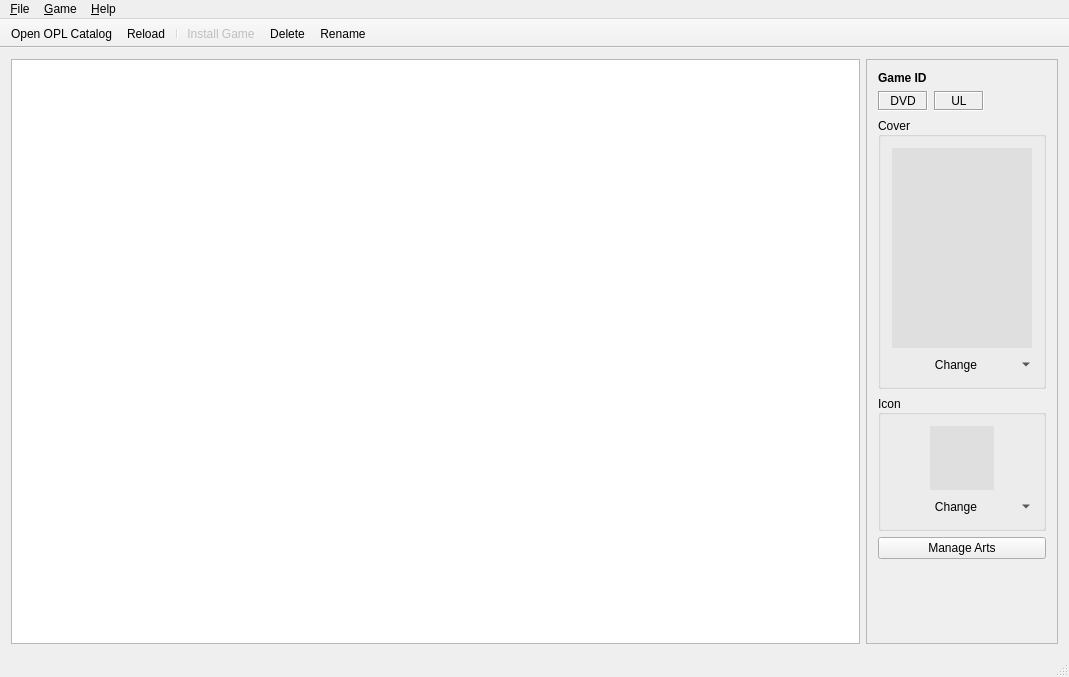
The window that src/OplPcTools/UI/MainWindow.ui (brainstream/OPL-PC-Tools) describes before a commit, drawn with Qt 5.
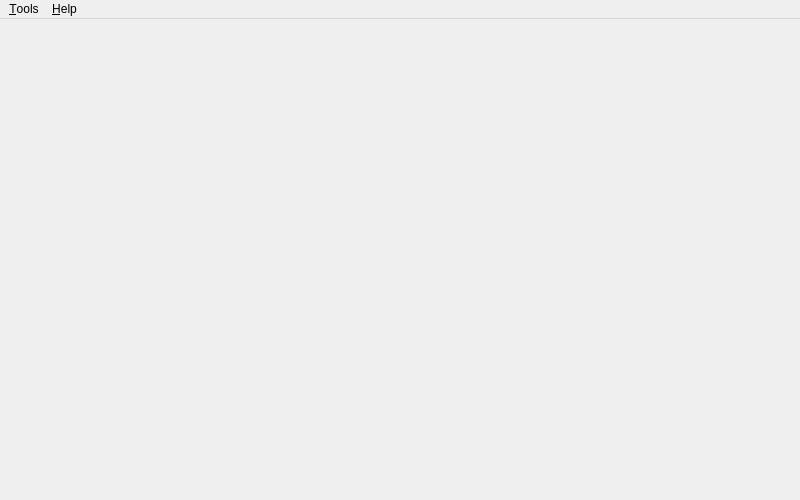
The same window after the commit. Icons and pictures are not drawn.

Patch:
```diff
--- a/src/OplPcTools/UI/MainWindow.ui
+++ b/src/OplPcTools/UI/MainWindow.ui
@@ -6,385 +6,24 @@
    <rect>
     <x>0</x>
     <y>0</y>
-    <width>1069</width>
-    <height>677</height>
+    <width>800</width>
+    <height>500</height>
    </rect>
   </property>
-  <property name="windowTitle">
-   <string notr="true">Open PlayStation 2 Loader PC Tools</string>
+  <property name="minimumSize">
+   <size>
+    <width>800</width>
+    <height>500</height>
+   </size>
   </property>
   <property name="windowIcon">
    <iconset resource="Resources.qrc">
     <normaloff>:/icons/application</normaloff>:/icons/application</iconset>
   </property>
-  <widget class="QWidget" name="centralWidget">
-   <layout class="QHBoxLayout" name="horizontalLayout_2">
+  <widget class="QWidget" name="centralwidget">
+   <layout class="QVBoxLayout" name="verticalLayout">
     <item>
-     <widget class="QTreeWidget" name="mp_tree_games">
-      <property name="showDropIndicator" stdset="0">
-       <bool>false</bool>
-      </property>
-      <property name="alternatingRowColors">
-       <bool>true</bool>
-      </property>
-      <property name="rootIsDecorated">
-       <bool>false</bool>
-      </property>
-      <property name="itemsExpandable">
-       <bool>false</bool>
-      </property>
-      <property name="sortingEnabled">
-       <bool>true</bool>
-      </property>
-      <property name="expandsOnDoubleClick">
-       <bool>false</bool>
-      </property>
-      <attribute name="headerVisible">
-       <bool>false</bool>
-      </attribute>
-      <attribute name="headerShowSortIndicator" stdset="0">
-       <bool>true</bool>
-      </attribute>
-      <column>
-       <property name="text">
-        <string>Title</string>
-       </property>
-      </column>
-     </widget>
-    </item>
-    <item>
-     <widget class="QFrame" name="frame">
-      <property name="sizePolicy">
-       <sizepolicy hsizetype="Fixed" vsizetype="Preferred">
-        <horstretch>1</horstretch>
-        <verstretch>0</verstretch>
-       </sizepolicy>
-      </property>
-      <property name="minimumSize">
-       <size>
-        <width>0</width>
-        <height>0</height>
-       </size>
-      </property>
-      <property name="maximumSize">
-       <size>
-        <width>16777215</width>
-        <height>16777215</height>
-       </size>
-      </property>
-      <property name="frameShape">
-       <enum>QFrame::StyledPanel</enum>
-      </property>
-      <property name="frameShadow">
-       <enum>QFrame::Sunken</enum>
-      </property>
-      <layout class="QVBoxLayout" name="verticalLayout">
-       <item>
-        <widget class="QWidget" name="mp_widget_game_details" native="true">
-         <layout class="QVBoxLayout" name="verticalLayout_5">
-          <property name="spacing">
-           <number>0</number>
-          </property>
-          <property name="leftMargin">
-           <number>0</number>
-          </property>
-          <property name="topMargin">
-           <number>0</number>
-          </property>
-          <property name="rightMargin">
-           <number>0</number>
-          </property>
-          <property name="bottomMargin">
-           <number>0</number>
-          </property>
-          <item>
-           <layout class="QVBoxLayout" name="mp_layout_game_details">
-            <item>
-             <widget class="QLabel" name="mp_label_game_id">
-              <property name="styleSheet">
-               <string notr="true">QLabel {
-	font-weight: bold;
-}</string>
-              </property>
-              <property name="text">
-               <string notr="true">Game ID</string>
-              </property>
-              <property name="textInteractionFlags">
-               <set>Qt::TextSelectableByMouse</set>
-              </property>
-             </widget>
-            </item>
-            <item>
-             <layout class="QHBoxLayout" name="horizontalLayout">
-              <item>
-               <widget class="QLabel" name="mp_label_media_type">
-                <property name="minimumSize">
-                 <size>
-                  <width>50</width>
-                  <height>0</height>
-                 </size>
-                </property>
-                <property name="frameShape">
-                 <enum>QFrame::Box</enum>
-                </property>
-                <property name="frameShadow">
-                 <enum>QFrame::Sunken</enum>
-                </property>
-                <property name="text">
-                 <string notr="true">DVD</string>
-                </property>
-                <property name="alignment">
-                 <set>Qt::AlignCenter</set>
-                </property>
-               </widget>
-              </item>
-              <item>
-               <widget class="QLabel" name="mp_label_installation_type">
-                <property name="minimumSize">
-                 <size>
-                  <width>50</width>
-                  <height>0</height>
-                 </size>
-                </property>
-                <property name="frameShape">
-                 <enum>QFrame::Box</enum>
-                </property>
-                <property name="frameShadow">
-                 <enum>QFrame::Sunken</enum>
-                </property>
-                <property name="text">
-                 <string notr="true">UL</string>
-                </property>
-                <property name="alignment">
-                 <set>Qt::AlignCenter</set>
-                </property>
-               </widget>
-              </item>
-              <item>
-               <spacer name="horizontalSpacer_2">
-                <property name="orientation">
-                 <enum>Qt::Horizontal</enum>
-                </property>
-                <property name="sizeHint" stdset="0">
-                 <size>
-                  <width>40</width>
-                  <height>20</height>
-                 </size>
-                </property>
-               </spacer>
-              </item>
-             </layout>
-            </item>
-            <item>
-             <widget class="QGroupBox" name="mp_groupbox_cover">
-              <property name="title">
-               <string>Cover</string>
-              </property>
-              <property name="alignment">
-               <set>Qt::AlignLeading|Qt::AlignLeft|Qt::AlignVCenter</set>
-              </property>
-              <layout class="QVBoxLayout" name="verticalLayout_3">
-               <property name="sizeConstraint">
-                <enum>QLayout::SetFixedSize</enum>
-               </property>
-               <item>
-                <widget class="QLabel" name="mp_label_cover">
-                 <property name="sizePolicy">
-                  <sizepolicy hsizetype="Fixed" vsizetype="Fixed">
-                   <horstretch>0</horstretch>
-                   <verstretch>0</verstretch>
-                  </sizepolicy>
-                 </property>
-                 <property name="minimumSize">
-                  <size>
-                   <width>140</width>
-                   <height>200</height>
-                  </size>
-                 </property>
-                 <property name="styleSheet">
-                  <string notr="true">background-color: #dfdfdf;</string>
-                 </property>
-                 <property name="text">
-                  <string notr="true"/>
-                 </property>
-                 <property name="alignment">
-                  <set>Qt::AlignCenter</set>
-                 </property>
-                </widget>
-               </item>
-               <item>
-                <widget class="QToolButton" name="mp_toolbtn_change_cover">
-                 <property name="minimumSize">
-                  <size>
-                   <width>140</width>
-                   <height>0</height>
-                  </size>
-                 </property>
-                 <property name="maximumSize">
-                  <size>
-                   <width>140</width>
-                   <height>16777215</height>
-                  </size>
-                 </property>
-                 <property name="text">
-                  <string>Change</string>
-                 </property>
-                 <property name="icon">
-                  <iconset theme="document-edit">
-                   <normaloff>.</normaloff>.</iconset>
-                 </property>
-                 <property name="popupMode">
-                  <enum>QToolButton::MenuButtonPopup</enum>
-                 </property>
-                 <property name="toolButtonStyle">
-                  <enum>Qt::ToolButtonTextBesideIcon</enum>
-                 </property>
-                 <property name="autoRaise">
-                  <bool>true</bool>
-                 </property>
-                </widget>
-               </item>
-              </layout>
-             </widget>
-            </item>
-            <item>
-             <widget class="QGroupBox" name="mp_groupbox_icon">
-              <property name="sizePolicy">
-               <sizepolicy hsizetype="Preferred" vsizetype="Preferred">
-                <horstretch>0</horstretch>
-                <verstretch>0</verstretch>
-               </sizepolicy>
-              </property>
-              <property name="title">
-               <string>Icon</string>
-              </property>
-              <property name="alignment">
-               <set>Qt::AlignLeading|Qt::AlignLeft|Qt::AlignVCenter</set>
-              </property>
-              <layout class="QVBoxLayout" name="verticalLayout_4">
-               <property name="sizeConstraint">
-                <enum>QLayout::SetFixedSize</enum>
-               </property>
-               <item>
-                <layout class="QHBoxLayout" name="horizontalLayout_3">
-                 <item>
-                  <widget class="QLabel" name="mp_label_icon">
-                   <property name="sizePolicy">
-                    <sizepolicy hsizetype="Fixed" vsizetype="Fixed">
-                     <horstretch>0</horstretch>
-                     <verstretch>0</verstretch>
-                    </sizepolicy>
-                   </property>
-                   <property name="minimumSize">
-                    <size>
-                     <width>64</width>
-                     <height>64</height>
-                    </size>
-                   </property>
-                   <property name="maximumSize">
-                    <size>
-                     <width>64</width>
-                     <height>64</height>
-                    </size>
-                   </property>
-                   <property name="styleSheet">
-                    <string notr="true">background-color: #dfdfdf;
-</string>
-                   </property>
-                   <property name="text">
-                    <string notr="true"/>
-                   </property>
-                   <property name="alignment">
-                    <set>Qt::AlignCenter</set>
-                   </property>
-                  </widget>
-                 </item>
-                </layout>
-               </item>
-               <item>
-                <widget class="QToolButton" name="mp_toolbtn_change_icon">
-                 <property name="minimumSize">
-                  <size>
-                   <width>140</width>
-                   <height>0</height>
-                  </size>
-                 </property>
-                 <property name="maximumSize">
-                  <size>
-                   <width>140</width>
-                   <height>16777215</height>
-                  </size>
-                 </property>
-                 <property name="sizeIncrement">
-                  <size>
-                   <width>140</width>
-                   <height>0</height>
-                  </size>
-                 </property>
-                 <property name="text">
-                  <string>Change</string>
-                 </property>
-                 <property name="icon">
-                  <iconset theme="document-edit">
-                   <normaloff>.</normaloff>.</iconset>
-                 </property>
-                 <property name="popupMode">
-                  <enum>QToolButton::MenuButtonPopup</enum>
-                 </property>
-                 <property name="toolButtonStyle">
-                  <enum>Qt::ToolButtonTextBesideIcon</enum>
-                 </property>
-                 <property name="autoRaise">
-                  <bool>true</bool>
-                 </property>
-                </widget>
-               </item>
-              </layout>
-             </widget>
-            </item>
-            <item>
-             <widget class="QPushButton" name="mp_btn_manage_arts">
-              <property name="text">
-               <string>Manage Arts</string>
-              </property>
-             </widget>
-            </item>
-            <item>
-             <spacer name="verticalSpacer">
-              <property name="orientation">
-               <enum>Qt::Vertical</enum>
-              </property>
-              <property name="sizeHint" stdset="0">
-               <size>
-                <width>20</width>
-                <height>40</height>
-               </size>
-              </property>
-             </spacer>
-            </item>
-           </layout>
-          </item>
-         </layout>
-        </widget>
-       </item>
-       <item>
-        <spacer name="horizontalSpacer">
-         <property name="orientation">
-          <enum>Qt::Horizontal</enum>
-         </property>
-         <property name="sizeType">
-          <enum>QSizePolicy::Fixed</enum>
-         </property>
-         <property name="sizeHint" stdset="0">
-          <size>
-           <width>168</width>
-           <height>20</height>
-          </size>
-         </property>
-        </spacer>
-       </item>
-      </layout>
-     </widget>
+     <widget class="QStackedWidget" name="stacked_widget"/>
     </item>
    </layout>
   </widget>
@@ -393,13 +32,13 @@
     <rect>
      <x>0</x>
      <y>0</y>
-     <width>1069</width>
+     <width>800</width>
      <height>20</height>
     </rect>
    </property>
-   <widget class="QMenu" name="mp_menu_file">
+   <widget class="QMenu" name="menuTools">
     <property name="title">
-     <string>&amp;File</string>
+     <string>&amp;Tools</string>
     </property>
     <addaction name="mp_action_open_file"/>
     <addaction name="mp_action_reload_file"/>
@@ -408,121 +47,25 @@
     <addaction name="separator"/>
     <addaction name="mp_action_quit"/>
    </widget>
-   <widget class="QMenu" name="mp_menu_game">
-    <property name="title">
-     <string>&amp;Game</string>
-    </property>
-    <addaction name="mp_action_add_game"/>
-    <addaction name="mp_action_to_iso"/>
-    <addaction name="separator"/>
-    <addaction name="mp_action_rename_game"/>
-    <addaction name="mp_action_delete_game"/>
-   </widget>
-   <widget class="QMenu" name="menuHelp">
+   <widget class="QMenu" name="menu_Help">
     <property name="title">
      <string>&amp;Help</string>
     </property>
     <addaction name="mp_action_about_qt"/>
     <addaction name="mp_action_about"/>
    </widget>
-   <addaction name="mp_menu_file"/>
-   <addaction name="mp_menu_game"/>
-   <addaction name="menuHelp"/>
+   <addaction name="menuTools"/>
+   <addaction name="menu_Help"/>
   </widget>
-  <widget class="QStatusBar" name="mp_statusbar"/>
-  <widget class="QToolBar" name="mp_toolbar">
-   <property name="windowTitle">
-    <string notr="true"/>
-   </property>
-   <property name="movable">
-    <bool>false</bool>
-   </property>
-   <attribute name="toolBarArea">
-    <enum>TopToolBarArea</enum>
-   </attribute>
-   <attribute name="toolBarBreak">
-    <bool>false</bool>
-   </attribute>
-   <addaction name="mp_action_open_file"/>
-   <addaction name="mp_action_reload_file"/>
-   <addaction name="separator"/>
-   <addaction name="mp_action_add_game"/>
-   <addaction name="mp_action_delete_game"/>
-   <addaction name="mp_action_rename_game"/>
-  </widget>
-  <action name="mp_action_open_file">
-   <property name="icon">
-    <iconset resource="Resources.qrc">
-     <normaloff>:/icons/document-open</normaloff>:/icons/document-open</iconset>
-   </property>
+  <action name="action_Settings">
    <property name="text">
-    <string>&amp;Open OPL Catalog...</string>
+    <string>&amp;Settings...</string>
    </property>
    <property name="shortcut">
     <string>Ctrl+O</string>
    </property>
   </action>
-  <action name="mp_action_add_game">
-   <property name="enabled">
-    <bool>false</bool>
-   </property>
-   <property name="icon">
-    <iconset resource="Resources.qrc">
-     <normaloff>:/icons/archive-insert</normaloff>:/icons/archive-insert</iconset>
-   </property>
-   <property name="text">
-    <string>&amp;Install Game...</string>
-   </property>
-   <property name="toolTip">
-    <string>Install Game</string>
-   </property>
-   <property name="shortcut">
-    <string>Ins</string>
-   </property>
-  </action>
-  <action name="mp_action_delete_game">
-   <property name="icon">
-    <iconset resource="Resources.qrc">
-     <normaloff>:/icons/document-close</normaloff>:/icons/document-close</iconset>
-   </property>
-   <property name="text">
-    <string>&amp;Delete</string>
-   </property>
-   <property name="toolTip">
-    <string>Delete Game</string>
-   </property>
-   <property name="shortcut">
-    <string>Del</string>
-   </property>
-  </action>
-  <action name="mp_action_rename_game">
-   <property name="icon">
-    <iconset resource="Resources.qrc">
-     <normaloff>:/icons/document-edit</normaloff>:/icons/document-edit</iconset>
-   </property>
-   <property name="text">
-    <string>&amp;Rename...</string>
-   </property>
-   <property name="toolTip">
-    <string>Rename Game</string>
-   </property>
-   <property name="shortcut">
-    <string>F2</string>
-   </property>
-  </action>
-  <action name="mp_action_reload_file">
-   <property name="icon">
-    <iconset resource="Resources.qrc">
-     <normaloff>:/icons/view-refresh</normaloff>:/icons/view-refresh</iconset>
-   </property>
-   <property name="text">
-    <string>&amp;Reload</string>
-   </property>
-   <property name="shortcut">
-    <string>F5</string>
-   </property>
-  </action>
-  <action name="mp_action_about">
+  <action name="action_About">
    <property name="text">
     <string>&amp;About...</string>
    </property>
@@ -554,7 +97,6 @@
    </property>
   </action>
  </widget>
- <layoutdefault spacing="6" margin="11"/>
  <resources>
   <include location="Resources.qrc"/>
  </resources>
```
Left out of the diff: 302 changed lines with no effect on the pictures.
